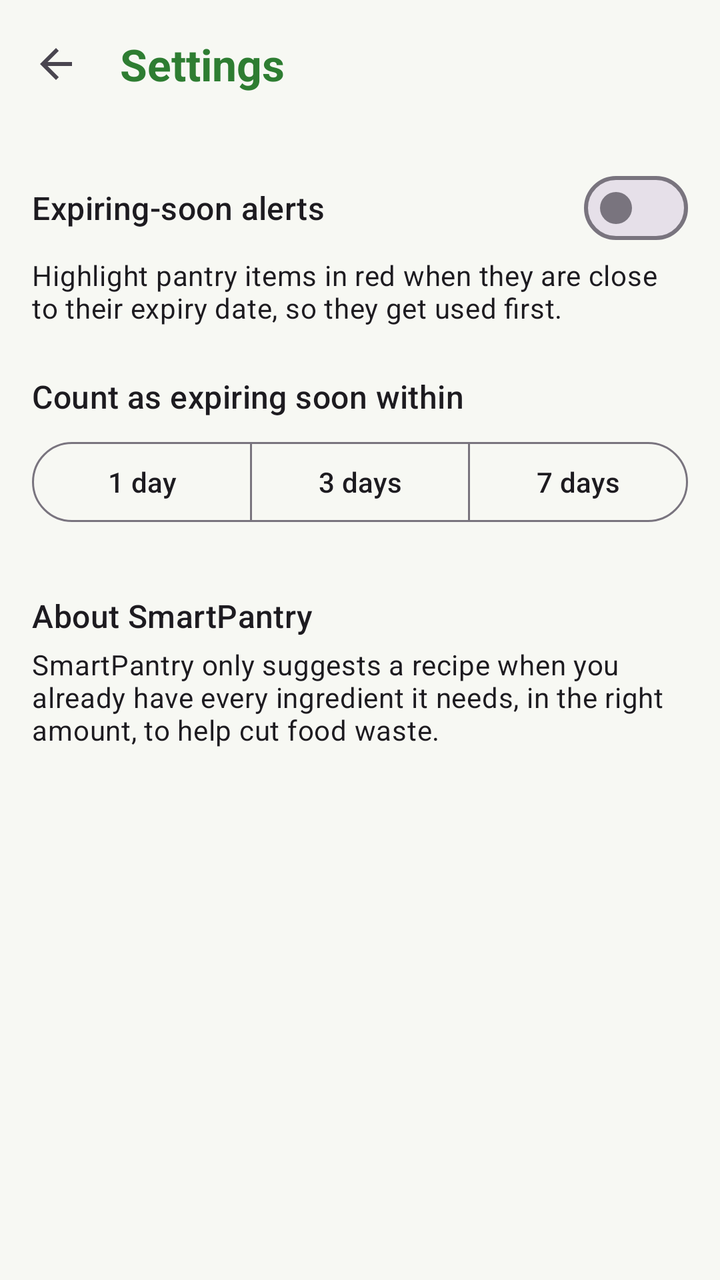
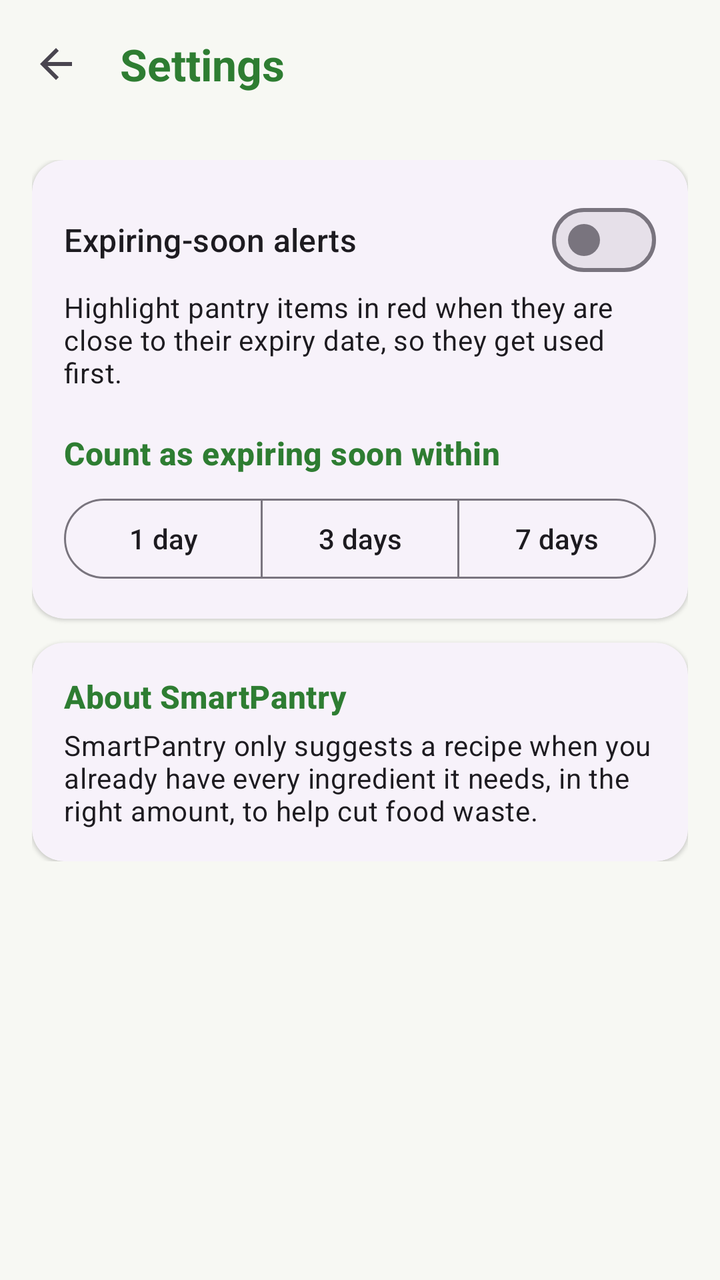

Screens rendered from an Android XML layout before and after an edit, with the pre-edit source and the edit as a unified diff.
<!-- AndroidManifest.xml: application theme Theme.SmartPantry -->
<!-- res/layout/activity_settings.xml -->
<?xml version="1.0" encoding="utf-8"?>
<LinearLayout xmlns:android="http://schemas.android.com/apk/res/android"
    xmlns:app="http://schemas.android.com/apk/res-auto"
    android:id="@+id/settingsRoot"
    android:layout_width="match_parent"
    android:layout_height="match_parent"
    android:orientation="vertical">

    <com.google.android.material.appbar.MaterialToolbar
        android:id="@+id/toolbar"
        android:layout_width="match_parent"
        android:layout_height="?attr/actionBarSize"
        app:title="@string/title_settings"
        app:navigationIcon="?attr/homeAsUpIndicator"
        app:navigationContentDescription="@string/action_back" />

    <ScrollView
        android:layout_width="match_parent"
        android:layout_height="0dp"
        android:layout_weight="1">

        <LinearLayout
            android:layout_width="match_parent"
            android:layout_height="wrap_content"
            android:orientation="vertical"
            android:padding="16dp">

            <com.google.android.material.materialswitch.MaterialSwitch
                android:id="@+id/expirySwitch"
                android:layout_width="match_parent"
                android:layout_height="wrap_content"
                android:text="@string/setting_expiry_alerts"
                android:textAppearance="?attr/textAppearanceTitleMedium" />

            <TextView
                android:layout_width="match_parent"
                android:layout_height="wrap_content"
                android:text="@string/setting_expiry_alerts_summary"
                android:textAppearance="?attr/textAppearanceBodyMedium" />

            <TextView
                android:layout_width="match_parent"
                android:layout_height="wrap_content"
                android:layout_marginTop="24dp"
                android:text="@string/setting_expiry_days"
                android:textAppearance="?attr/textAppearanceTitleMedium" />

            <com.google.android.material.button.MaterialButtonToggleGroup
                android:id="@+id/daysGroup"
                android:layout_width="match_parent"
                android:layout_height="wrap_content"
                android:layout_marginTop="8dp"
                app:selectionRequired="true"
                app:singleSelection="true">

                <com.google.android.material.button.MaterialButton
                    android:id="@+id/days1Button"
                    style="@style/Widget.Material3.Button.OutlinedButton"
                    android:layout_width="0dp"
                    android:layout_height="wrap_content"
                    android:layout_weight="1"
                    android:text="@string/days_1" />

                <com.google.android.material.button.MaterialButton
                    android:id="@+id/days3Button"
                    style="@style/Widget.Material3.Button.OutlinedButton"
                    android:layout_width="0dp"
                    android:layout_height="wrap_content"
                    android:layout_weight="1"
                    android:text="@string/days_3" />

                <com.google.android.material.button.MaterialButton
                    android:id="@+id/days7Button"
                    style="@style/Widget.Material3.Button.OutlinedButton"
                    android:layout_width="0dp"
                    android:layout_height="wrap_content"
                    android:layout_weight="1"
                    android:text="@string/days_7" />
            </com.google.android.material.button.MaterialButtonToggleGroup>

            <TextView
                android:layout_width="match_parent"
                android:layout_height="wrap_content"
                android:layout_marginTop="32dp"
                android:text="@string/setting_about_title"
                android:textAppearance="?attr/textAppearanceTitleMedium" />

            <TextView
                android:layout_width="match_parent"
                android:layout_height="wrap_content"
                android:layout_marginTop="4dp"
                android:text="@string/setting_about_text"
                android:textAppearance="?attr/textAppearanceBodyMedium" />
        </LinearLayout>
    </ScrollView>
</LinearLayout>
<!-- resources referenced by this layout -->
<resources>
  <string name="action_back">Back</string>
  <string name="days_1">1 day</string>
  <string name="days_3">3 days</string>
  <string name="days_7">7 days</string>
  <string name="setting_about_text">SmartPantry only suggests a recipe when you already have every ingredient it needs, in the right amount, to help cut food waste.</string>
  <string name="setting_about_title">About SmartPantry</string>
  <string name="setting_expiry_alerts">Expiring-soon alerts</string>
  <string name="setting_expiry_alerts_summary">Highlight pantry items in red when they are close to their expiry date, so they get used first.</string>
  <string name="setting_expiry_days">Count as expiring soon within</string>
  <string name="title_settings">Settings</string>
  <style name="Theme.SmartPantry" parent="Base.Theme.SmartPantry" />
  <style name="Base.Theme.SmartPantry" parent="Theme.Material3.DayNight.NoActionBar">
          <item name="colorPrimary">@color/sp_primary</item>
          <item name="colorOnPrimary">@color/sp_on_primary</item>
          <item name="colorPrimaryContainer">@color/sp_primary_container</item>
          <item name="colorOnPrimaryContainer">@color/sp_on_primary_container</item>
          <item name="colorSecondary">@color/sp_secondary</item>
          <item name="colorOnSecondary">@color/sp_on_secondary</item>
          <item name="colorSecondaryContainer">@color/sp_secondary_container</item>
          <item name="colorOnSecondaryContainer">@color/sp_on_secondary_container</item>
          <item name="android:colorBackground">@color/sp_background</item>
          <item name="colorSurface">@color/sp_surface</item>
  
          <item name="toolbarStyle">@style/Widget.SmartPantry.Toolbar</item>
          <item name="materialCardViewStyle">@style/Widget.SmartPantry.Card</item>
      </style>
  <color name="sp_primary">#FF2E7D32</color>
  <color name="sp_on_primary">#FFFFFFFF</color>
  <color name="sp_primary_container">#FFC8E6C9</color>
  <color name="sp_on_primary_container">#FF0B3D0F</color>
  <color name="sp_secondary">#FFE65100</color>
  <color name="sp_on_secondary">#FFFFFFFF</color>
  <color name="sp_secondary_container">#FFFFE0B2</color>
  <color name="sp_on_secondary_container">#FF4A2300</color>
  <color name="sp_background">#FFF7F8F3</color>
  <color name="sp_surface">#FFFFFFFF</color>
  <style name="Widget.SmartPantry.Toolbar" parent="Widget.Material3.Toolbar">
          <item name="titleTextAppearance">@style/TextAppearance.SmartPantry.ToolbarTitle</item>
      </style>
  <style name="Widget.SmartPantry.Card" parent="Widget.Material3.CardView.Elevated">
          <item name="cardCornerRadius">16dp</item>
      </style>
  <style name="TextAppearance.SmartPantry.ToolbarTitle" parent="TextAppearance.Material3.TitleLarge">
          <item name="android:textStyle">bold</item>
          <item name="android:textColor">?attr/colorPrimary</item>
      </style>
</resources>

<!-- the commit's change to res/layout/activity_settings.xml (unified diff, before → after) -->
@@ -10,9 +10,9 @@
         android:id="@+id/toolbar"
         android:layout_width="match_parent"
         android:layout_height="?attr/actionBarSize"
-        app:title="@string/title_settings"
+        app:navigationContentDescription="@string/action_back"
         app:navigationIcon="?attr/homeAsUpIndicator"
-        app:navigationContentDescription="@string/action_back" />
+        app:title="@string/title_settings" />
 
     <ScrollView
         android:layout_width="match_parent"
@@ -25,72 +25,98 @@
             android:orientation="vertical"
             android:padding="16dp">
 
-            <com.google.android.material.materialswitch.MaterialSwitch
-                android:id="@+id/expirySwitch"
+            
+            <com.google.android.material.card.MaterialCardView
+                android:layout_width="match_parent"
+                android:layout_height="wrap_content">
+
+                <LinearLayout
+                    android:layout_width="match_parent"
+                    android:layout_height="wrap_content"
+                    android:orientation="vertical"
+                    android:padding="16dp">
+
+                    <com.google.android.material.materialswitch.MaterialSwitch
+                        android:id="@+id/expirySwitch"
+                        android:layout_width="match_parent"
+                        android:layout_height="wrap_content"
+                        android:text="@string/setting_expiry_alerts"
+                        android:textAppearance="?attr/textAppearanceTitleMedium" />
+
+                    <TextView
+                        android:layout_width="match_parent"
+                        android:layout_height="wrap_content"
+                        android:text="@string/setting_expiry_alerts_summary"
+                        android:textAppearance="?attr/textAppearanceBodyMedium" />
+
+                    <TextView
+                        android:layout_width="match_parent"
+                        android:layout_height="wrap_content"
+                        android:layout_marginTop="20dp"
+                        android:text="@string/setting_expiry_days"
+                        android:textAppearance="@style/TextAppearance.SmartPantry.SectionTitle" />
+
+                    <com.google.android.material.button.MaterialButtonToggleGroup
+                        android:id="@+id/daysGroup"
+                        android:layout_width="match_parent"
+                        android:layout_height="wrap_content"
+                        android:layout_marginTop="8dp"
+                        app:selectionRequired="true"
+                        app:singleSelection="true">
+
+                        <com.google.android.material.button.MaterialButton
+                            android:id="@+id/days1Button"
+                            style="@style/Widget.Material3.Button.OutlinedButton"
+                            android:layout_width="0dp"
+                            android:layout_height="wrap_content"
+                            android:layout_weight="1"
+                            android:text="@string/days_1" />
+
+                        <com.google.android.material.button.MaterialButton
+                            android:id="@+id/days3Button"
+                            style="@style/Widget.Material3.Button.OutlinedButton"
+                            android:layout_width="0dp"
+                            android:layout_height="wrap_content"
+                            android:layout_weight="1"
+                            android:text="@string/days_3" />
+
+                        <com.google.android.material.button.MaterialButton
+                            android:id="@+id/days7Button"
+                            style="@style/Widget.Material3.Button.OutlinedButton"
+                            android:layout_width="0dp"
+                            android:layout_height="wrap_content"
+                            android:layout_weight="1"
+                            android:text="@string/days_7" />
+                    </com.google.android.material.button.MaterialButtonToggleGroup>
+                </LinearLayout>
+            </com.google.android.material.card.MaterialCardView>
+
+            
+            <com.google.android.material.card.MaterialCardView
                 android:layout_width="match_parent"
                 android:layout_height="wrap_content"
-                android:text="@string/setting_expiry_alerts"
-                android:textAppearance="?attr/textAppearanceTitleMedium" />
+                android:layout_marginTop="12dp">
 
-            <TextView
-                android:layout_width="match_parent"
-                android:layout_height="wrap_content"
-                android:text="@string/setting_expiry_alerts_summary"
-                android:textAppearance="?attr/textAppearanceBodyMedium" />
+                <LinearLayout
+                    android:layout_width="match_parent"
+                    android:layout_height="wrap_content"
+                    android:orientation="vertical"
+                    android:padding="16dp">
 
-            <TextView
-                android:layout_width="match_parent"
-                android:layout_height="wrap_content"
-                android:layout_marginTop="24dp"
-                android:text="@string/setting_expiry_days"
-                android:textAppearance="?attr/textAppearanceTitleMedium" />
+                    <TextView
+                        android:layout_width="match_parent"
+                        android:layout_height="wrap_content"
+                        android:text="@string/setting_about_title"
+                        android:textAppearance="@style/TextAppearance.SmartPantry.SectionTitle" />
 
-            <com.google.android.material.button.MaterialButtonToggleGroup
-                android:id="@+id/daysGroup"
-                android:layout_width="match_parent"
-                android:layout_height="wrap_content"
-                android:layout_marginTop="8dp"
-                app:selectionRequired="true"
-                app:singleSelection="true">
-
-                <com.google.android.material.button.MaterialButton
-                    android:id="@+id/days1Button"
-                    style="@style/Widget.Material3.Button.OutlinedButton"
-                    android:layout_width="0dp"
-                    android:layout_height="wrap_content"
-                    android:layout_weight="1"
-                    android:text="@string/days_1" />
-
-                <com.google.android.material.button.MaterialButton
-                    android:id="@+id/days3Button"
-                    style="@style/Widget.Material3.Button.OutlinedButton"
-                    android:layout_width="0dp"
-                    android:layout_height="wrap_content"
-                    android:layout_weight="1"
-                    android:text="@string/days_3" />
-
-                <com.google.android.material.button.MaterialButton
-                    android:id="@+id/days7Button"
-                    style="@style/Widget.Material3.Button.OutlinedButton"
-                    android:layout_width="0dp"
-                    android:layout_height="wrap_content"
-                    android:layout_weight="1"
-                    android:text="@string/days_7" />
-            </com.google.android.material.button.MaterialButtonToggleGroup>
-
-            <TextView
-                android:layout_width="match_parent"
-                android:layout_height="wrap_content"
-                android:layout_marginTop="32dp"
-                android:text="@string/setting_about_title"
-                android:textAppearance="?attr/textAppearanceTitleMedium" />
-
-            <TextView
-                android:layout_width="match_parent"
-                android:layout_height="wrap_content"
-                android:layout_marginTop="4dp"
-                android:text="@string/setting_about_text"
-                android:textAppearance="?attr/textAppearanceBodyMedium" />
+                    <TextView
+                        android:layout_width="match_parent"
+                        android:layout_height="wrap_content"
+                        android:layout_marginTop="4dp"
+                        android:text="@string/setting_about_text"
+                        android:textAppearance="?attr/textAppearanceBodyMedium" />
+                </LinearLayout>
+            </com.google.android.material.card.MaterialCardView>
         </LinearLayout>
     </ScrollView>
 </LinearLayout>
<!-- resource entries referenced after the edit -->
@@ -10,6 +10,10 @@
   <string name="setting_expiry_alerts_summary">Highlight pantry items in red when they are close to their expiry date, so they get used first.</string>
   <string name="setting_expiry_days">Count as expiring soon within</string>
   <string name="title_settings">Settings</string>
+  <style name="TextAppearance.SmartPantry.SectionTitle" parent="TextAppearance.Material3.TitleMedium">
+          <item name="android:textStyle">bold</item>
+          <item name="android:textColor">?attr/colorPrimary</item>
+      </style>
   <style name="Theme.SmartPantry" parent="Base.Theme.SmartPantry" />
   <style name="Base.Theme.SmartPantry" parent="Theme.Material3.DayNight.NoActionBar">
           <item name="colorPrimary">@color/sp_primary</item>
